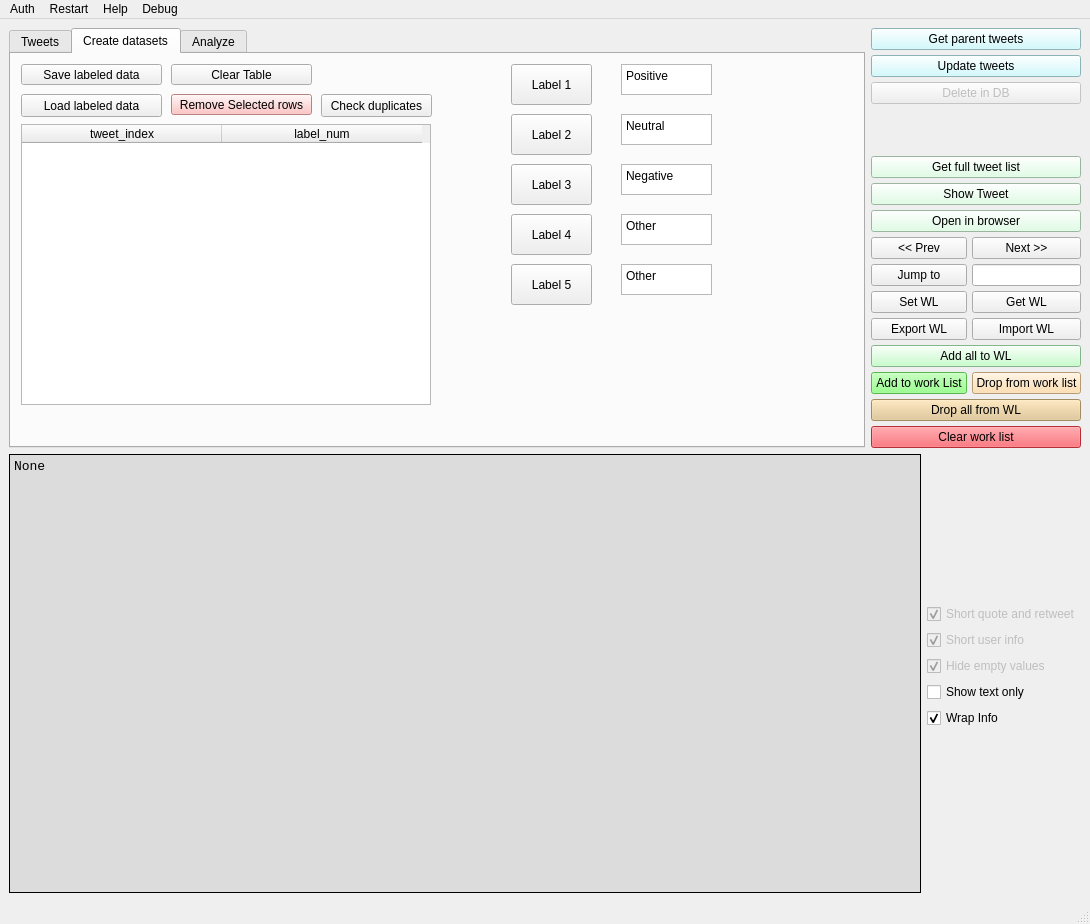
This is twitter_analyzer/gui/GUI_QT.ui in GrzegorzKrug/TwitterAnalyzer as Qt 5 draws it before an edit. The edited form follows.
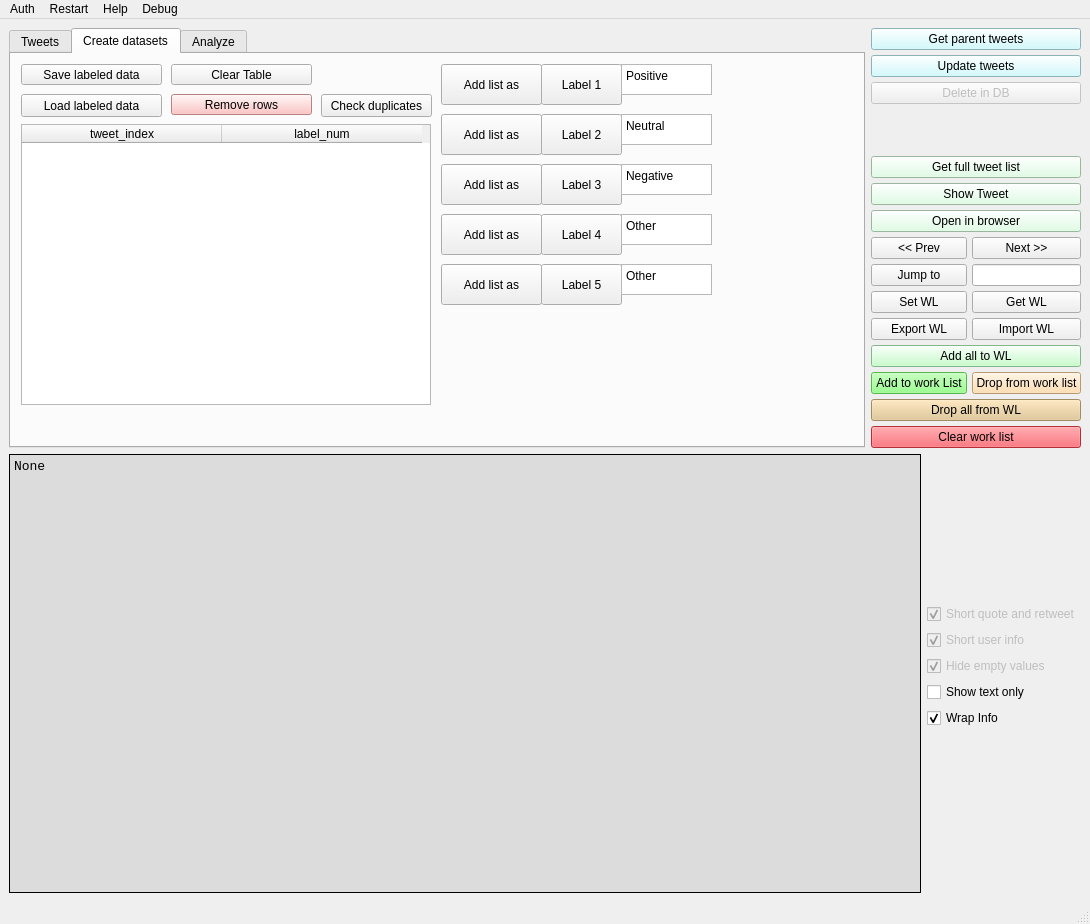
This is the edited form.

Diff of the .ui file:
```diff
--- a/twitter_analyzer/gui/GUI_QT.ui
+++ b/twitter_analyzer/gui/GUI_QT.ui
@@ -692,7 +692,7 @@
          <widget class="QPushButton" name="pushButton_add_label1">
           <property name="geometry">
            <rect>
-            <x>500</x>
+            <x>530</x>
             <y>10</y>
             <width>81</width>
             <height>41</height>
@@ -708,7 +708,7 @@
          <widget class="QPushButton" name="pushButton_add_label2">
           <property name="geometry">
            <rect>
-            <x>500</x>
+            <x>530</x>
             <y>60</y>
             <width>81</width>
             <height>41</height>
@@ -724,7 +724,7 @@
          <widget class="QPushButton" name="pushButton_add_label3">
           <property name="geometry">
            <rect>
-            <x>500</x>
+            <x>530</x>
             <y>110</y>
             <width>81</width>
             <height>41</height>
@@ -740,7 +740,7 @@
          <widget class="QPushButton" name="pushButton_add_label4">
           <property name="geometry">
            <rect>
-            <x>500</x>
+            <x>530</x>
             <y>160</y>
             <width>81</width>
             <height>41</height>
@@ -808,7 +808,7 @@
          <widget class="QPushButton" name="pushButton_add_label5">
           <property name="geometry">
            <rect>
-            <x>500</x>
+            <x>530</x>
             <y>210</y>
             <width>81</width>
             <height>41</height>
@@ -921,7 +921,7 @@
            <string notr="true">background-color: rgb(255, 180, 180);</string>
           </property>
           <property name="text">
-           <string>Remove Selected rows</string>
+           <string>Remove rows</string>
           </property>
          </widget>
          <widget class="QPushButton" name="pushButton_check_label_duplicates">
@@ -937,6 +937,71 @@
            <string>Check duplicates</string>
           </property>
          </widget>
+         <widget class="QPushButton" name="pushButton_add_label1_aslist">
+          <property name="geometry">
+           <rect>
+            <x>430</x>
+            <y>10</y>
+            <width>101</width>
+            <height>41</height>
+           </rect>
+          </property>
+          <property name="text">
+           <string>Add list as</string>
+          </property>
+         </widget>
+         <widget class="QPushButton" name="pushButton_add_label2_aslist">
+          <property name="geometry">
+           <rect>
+            <x>430</x>
+            <y>60</y>
+            <width>101</width>
+            <height>41</height>
+           </rect>
+          </property>
+          <property name="text">
+           <string>Add list as</string>
+          </property>
+         </widget>
+         <widget class="QPushButton" name="pushButton_add_label3_aslist">
+          <property name="geometry">
+           <rect>
+            <x>430</x>
+            <y>110</y>
+            <width>101</width>
+            <height>41</height>
+           </rect>
+          </property>
+          <property name="text">
+           <string>Add list as</string>
+          </property>
+         </widget>
+         <widget class="QPushButton" name="pushButton_add_label4_aslist">
+          <property name="geometry">
+           <rect>
+            <x>430</x>
+            <y>160</y>
+            <width>101</width>
+            <height>41</height>
+           </rect>
+          </property>
+          <property name="text">
+           <string>Add list as</string>
+          </property>
+         </widget>
+         <widget class="QPushButton" name="pushButton_add_label5_aslist">
+          <property name="geometry">
+           <rect>
+            <x>430</x>
+            <y>210</y>
+            <width>101</width>
+            <height>41</height>
+           </rect>
+          </property>
+          <property name="text">
+           <string>Add list as</string>
+          </property>
+         </widget>
         </widget>
         <widget class="QWidget" name="Analyze">
          <attribute name="title">
```
